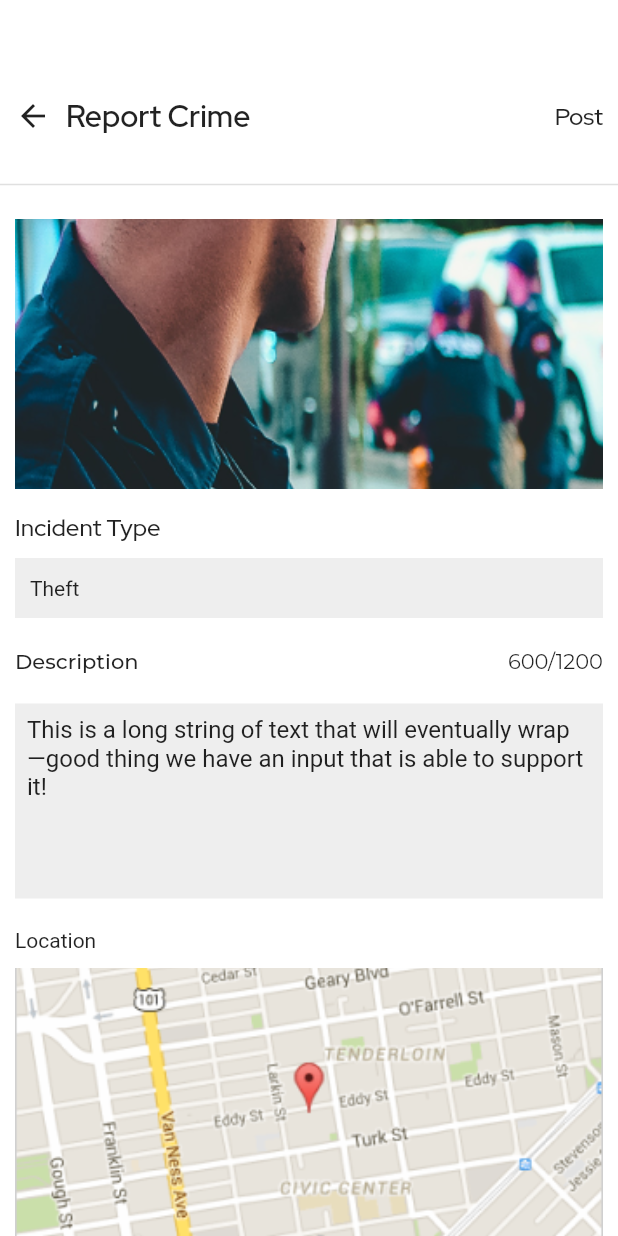
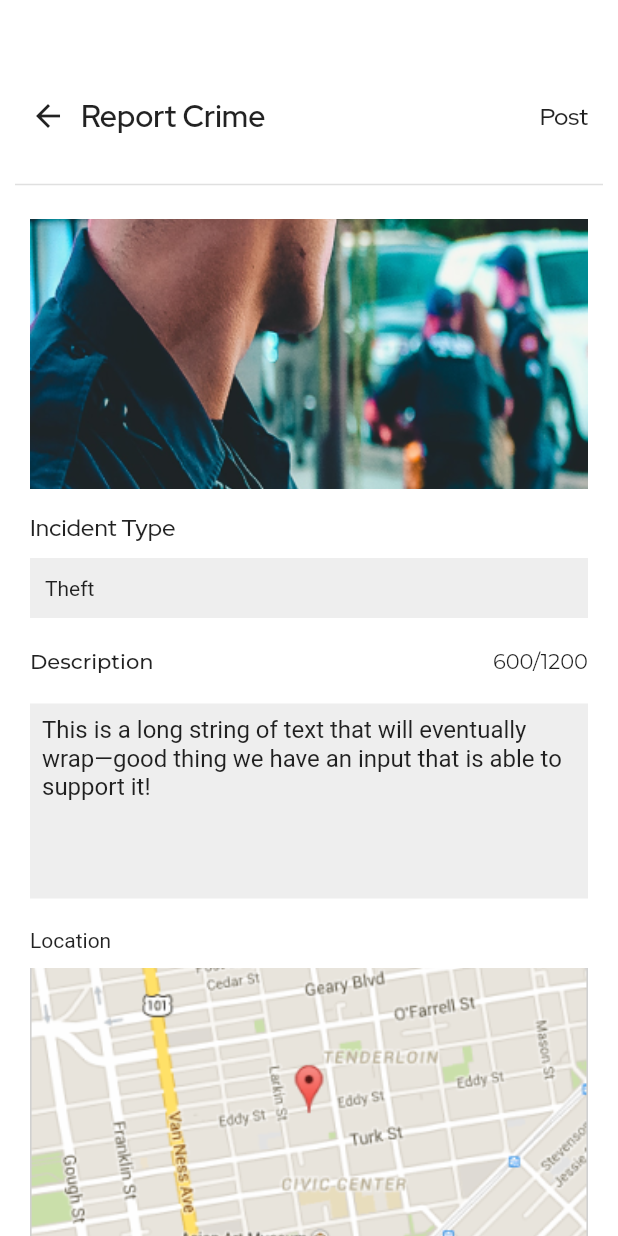
Before and after one commit to ikebotch/SocialPolice, a Flutter app: the IncidentReportOld screen opened directly, after a tap on "Next", on a phone screen of 412 x 824 dp. Run offline on Flutter 3.47's test engine with Material 2 defaults, Android fonts, the phone set to English and light mode, and no system bars; our stand-ins replace dotted_border, flutter_svg, google_fonts; project files that could hold a hidden picture were left out.

Commit message:
update report crime old ui

```diff
--- a/lib/src/ui/incident_report_old.dart
+++ b/lib/src/ui/incident_report_old.dart
@@ -30,7 +30,7 @@ class _IncidentReportOldState extends State<IncidentReportOld> {
       body: Container(
         height: MediaQuery.of(context).size.height,
         color: Colors.white,
-        padding: const EdgeInsets.only(top: 40),
+        padding: const EdgeInsets.only(top: 40, left: 10, right: 10),
         child: Column(
           crossAxisAlignment: CrossAxisAlignment.start,
           children: [
--- a/lib/src/ui/preview_report_crime.dart
+++ b/lib/src/ui/preview_report_crime.dart
@@ -39,7 +39,7 @@ class _PreviewReportCrimeState extends State<PreviewReportCrime> {
       body: Container(
         height: MediaQuery.of(context).size.height,
         color: Colors.white,
-        padding: const EdgeInsets.only(top: 40),
+        padding: const EdgeInsets.only(top: 40, left: 10, right: 10),
         child: Column(
           children: [
             Header(
```
